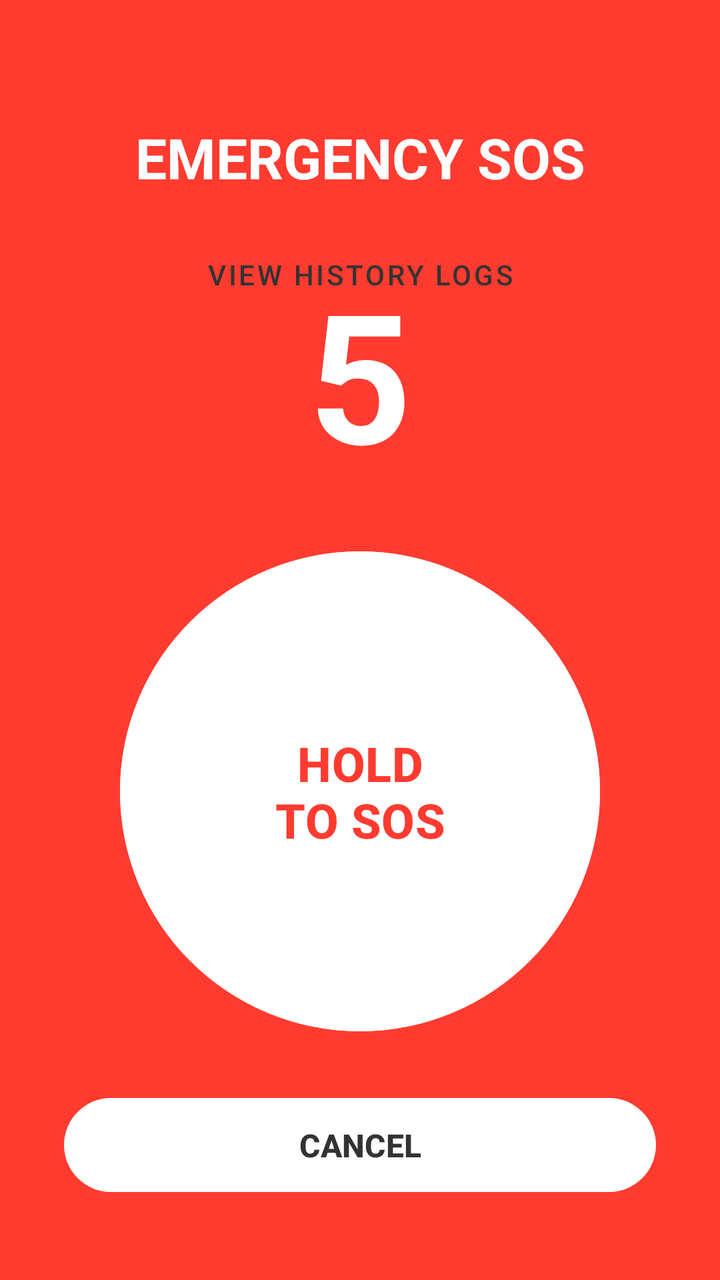
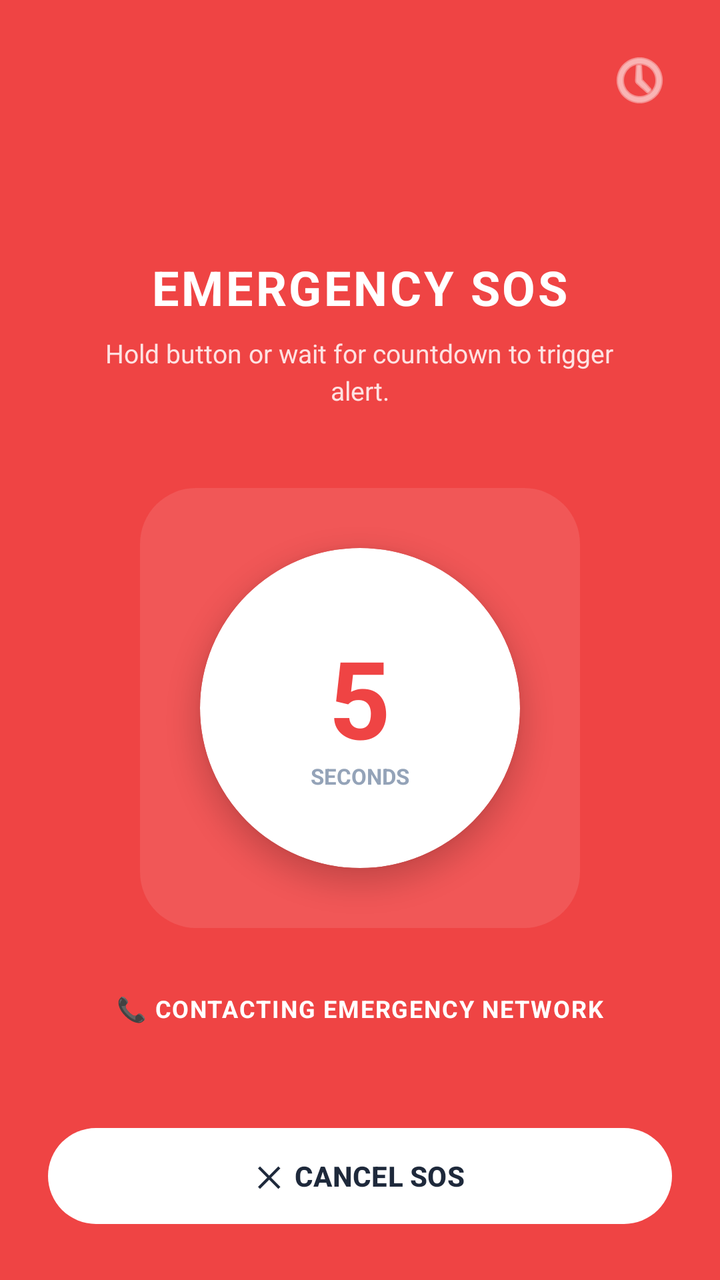

Screens rendered from an Android XML layout before and after an edit, with the pre-edit source and the edit as a unified diff.
<!-- AndroidManifest.xml: application theme Theme.SafeRoute -->
<!-- res/layout/fragment_sos.xml -->
<?xml version="1.0" encoding="utf-8"?>
<androidx.constraintlayout.widget.ConstraintLayout xmlns:android="http://schemas.android.com/apk/res/android"
    xmlns:app="http://schemas.android.com/apk/res-auto"
    xmlns:tools="http://tools.android.com/apk/res-auto"
    android:layout_width="match_parent"
    android:layout_height="match_parent"
    android:background="#FF3B30"> 

    <TextView
        android:id="@+id/tvSosTitle"
        android:layout_width="wrap_content"
        android:layout_height="wrap_content"
        android:layout_marginTop="60dp"
        android:text="EMERGENCY SOS"
        android:textColor="#FFFFFF"
        android:textSize="28sp"
        android:textStyle="bold"
        app:layout_constraintEnd_toEndOf="parent"
        app:layout_constraintStart_toStartOf="parent"
        app:layout_constraintTop_toTopOf="parent" />

    <TextView
        android:id="@+id/tvCountdown"
        android:layout_width="wrap_content"
        android:layout_height="wrap_content"
        android:text="5"
        android:textColor="#FFFFFF"
        android:textSize="90sp"
        android:textStyle="bold"
        app:layout_constraintBottom_toTopOf="@+id/btnSos"
        app:layout_constraintEnd_toEndOf="parent"
        app:layout_constraintStart_toStartOf="parent"
        app:layout_constraintTop_toBottomOf="@+id/tvSosTitle" />

    
    <com.google.android.material.button.MaterialButton
        android:id="@+id/btnSos"
        android:layout_width="240dp"
        android:layout_height="240dp"
        android:backgroundTint="#FFFFFF"
        android:text="HOLD\nTO SOS"
        android:textColor="#FF3B30"
        android:textSize="24sp"
        android:textStyle="bold"
        android:insetTop="0dp"
        android:insetBottom="0dp"
        app:cornerRadius="120dp"
        app:layout_constraintBottom_toTopOf="@+id/btnCancelSos"
        app:layout_constraintEnd_toEndOf="parent"
        app:layout_constraintStart_toStartOf="parent"
        app:layout_constraintTop_toBottomOf="@+id/tvCountdown" />

    <ProgressBar
        android:id="@+id/progressBar"
        android:layout_width="60dp"
        android:layout_height="60dp"
        android:visibility="gone"
        android:indeterminateTint="#FFFFFF"
        app:layout_constraintBottom_toBottomOf="@+id/btnSos"
        app:layout_constraintEnd_toEndOf="@+id/btnSos"
        app:layout_constraintStart_toStartOf="@+id/btnSos"
        app:layout_constraintTop_toTopOf="@+id/btnSos" />

    
    <com.google.android.material.button.MaterialButton
        android:id="@+id/btnCancelSos"
        android:layout_width="match_parent"
        android:layout_height="55dp"
        android:layout_marginHorizontal="32dp"
        android:layout_marginBottom="40dp"
        android:text="CANCEL"
        android:textColor="#333333"
        android:textSize="16sp"
        android:textStyle="bold"
        app:backgroundTint="#FFFFFF"
        app:cornerRadius="28dp"
        app:layout_constraintBottom_toBottomOf="parent"
        app:layout_constraintEnd_toEndOf="parent"
        app:layout_constraintStart_toStartOf="parent" />

    <com.google.android.material.button.MaterialButton
        android:id="@+id/btnOpenLogs"
        android:layout_width="wrap_content"
        android:layout_height="wrap_content"
        android:layout_marginTop="16dp"
        android:text="View History Logs"
        android:textColor="#333333"
        style="@style/Widget.MaterialComponents.Button.TextButton"
        app:layout_constraintEnd_toEndOf="parent"
        app:layout_constraintStart_toStartOf="parent"
        app:layout_constraintTop_toBottomOf="@+id/tvSosTitle" />

</androidx.constraintlayout.widget.ConstraintLayout>
<!-- resources referenced by this layout -->
<resources>
  <style name="Theme.SafeRoute" parent="Base.Theme.SafeRoute" />
  <style name="Base.Theme.SafeRoute" parent="Theme.Material3.DayNight.NoActionBar">
          
          
      </style>
</resources>

<!-- the commit's change to res/layout/fragment_sos.xml (unified diff, before → after) -->
@@ -1,93 +1,230 @@
 <?xml version="1.0" encoding="utf-8"?>
-<androidx.constraintlayout.widget.ConstraintLayout xmlns:android="http://schemas.android.com/apk/res/android"
+<RelativeLayout xmlns:android="http://schemas.android.com/apk/res/android"
     xmlns:app="http://schemas.android.com/apk/res-auto"
-    xmlns:tools="http://tools.android.com/apk/res-auto"
     android:layout_width="match_parent"
     android:layout_height="match_parent"
-    android:background="#FF3B30"> 
-
-    <TextView
-        android:id="@+id/tvSosTitle"
+    android:background="#EF4444">
+
+    <ImageView
+        android:id="@+id/btnOpenLogs"
+        android:layout_width="32dp"
+        android:layout_height="32dp"
+        android:layout_alignParentEnd="true"
+        android:layout_marginTop="24dp"
+        android:layout_marginEnd="24dp"
+        android:src="@android:drawable/ic_menu_recent_history"
+        app:tint="#FFFFFF"
+        android:elevation="5dp"/>
+
+    <LinearLayout
+        android:id="@+id/countdownContainer"
+        android:layout_width="match_parent"
+        android:layout_height="wrap_content"
+        android:orientation="vertical"
+        android:gravity="center_horizontal"
+        android:layout_centerInParent="true"
+        android:padding="24dp"
+        android:visibility="visible">
+        <TextView
         android:layout_width="wrap_content"
         android:layout_height="wrap_content"
-        android:layout_marginTop="60dp"
         android:text="EMERGENCY SOS"
+        android:textColor="#FFFFFF"
+        android:textSize="24sp"
+        android:textStyle="bold"
+        android:letterSpacing="0.05"/>
+
+        <TextView
+            android:layout_width="wrap_content"
+            android:layout_height="wrap_content"
+            android:text="Hold button or wait for countdown to trigger\nalert."
+            android:textColor="#FEE2E2"
+            android:textSize="13sp"
+            android:gravity="center"
+            android:layout_marginTop="8dp"
+            android:lineSpacingMultiplier="1.2"/>
+
+        <RelativeLayout
+            android:id="@+id/btnSos"
+            android:layout_width="220dp"
+            android:layout_height="220dp"
+            android:layout_marginTop="40dp"
+            android:background="@android:drawable/toast_frame"
+            android:backgroundTint="#1AFFFFFF">
+
+            <com.google.android.material.card.MaterialCardView
+                android:layout_width="160dp"
+                android:layout_height="160dp"
+                android:layout_centerInParent="true"
+                app:cardCornerRadius="80dp"
+                app:cardBackgroundColor="#FFFFFF"
+                app:strokeWidth="0dp"
+                app:cardElevation="8dp">
+
+                <LinearLayout
+                    android:layout_width="match_parent"
+                    android:layout_height="match_parent"
+                    android:orientation="vertical"
+                    android:gravity="center">
+
+                    <TextView
+                        android:id="@+id/tvCountdown"
+                        android:layout_width="wrap_content"
+                        android:layout_height="wrap_content"
+                        android:text="5"
+                        android:textColor="#EF4444"
+                        android:textSize="54sp"
+                        android:textStyle="bold"/>
+
+                    <TextView
+                        android:layout_width="wrap_content"
+                        android:layout_height="wrap_content"
+                        android:text="SECONDS"
+                        android:textColor="#94A3B8"
+                        android:textSize="11sp"
+                        android:textStyle="bold"
+                        android:layout_marginTop="-4dp"/>
+                </LinearLayout>
+            </com.google.android.material.card.MaterialCardView>
+        </RelativeLayout>
+
+        <TextView
+            android:layout_width="wrap_content"
+            android:layout_height="wrap_content"
+            android:text="📞 CONTACTING EMERGENCY NETWORK"
+            android:textColor="#FFFFFF"
+            android:textSize="12sp"
+            android:textStyle="bold"
+            android:layout_marginTop="32dp"
+            android:letterSpacing="0.05"/>
+    </LinearLayout>
+
+    <LinearLayout
+        android:id="@+id/outputContainer"
+        android:layout_width="match_parent"
+        android:layout_height="match_parent"
+        android:orientation="vertical"
+        android:gravity="center_horizontal"
+        android:padding="24dp"
+        android:background="#B91C1C"
+        android:visibility="gone"> <TextView
+        android:layout_width="wrap_content"
+        android:layout_height="wrap_content"
+        android:layout_marginTop="40dp"
+        android:text="EMERGENCY\nACTIVE"
         android:textColor="#FFFFFF"
         android:textSize="28sp"
         android:textStyle="bold"
-        app:layout_constraintEnd_toEndOf="parent"
-        app:layout_constraintStart_toStartOf="parent"
-        app:layout_constraintTop_toTopOf="parent" />
-
-    <TextView
-        android:id="@+id/tvCountdown"
-        android:layout_width="wrap_content"
-        android:layout_height="wrap_content"
-        android:text="5"
-        android:textColor="#FFFFFF"
-        android:textSize="90sp"
-        android:textStyle="bold"
-        app:layout_constraintBottom_toTopOf="@+id/btnSos"
-        app:layout_constraintEnd_toEndOf="parent"
-        app:layout_constraintStart_toStartOf="parent"
-        app:layout_constraintTop_toBottomOf="@+id/tvSosTitle" />
-
-    
-    <com.google.android.material.button.MaterialButton
-        android:id="@+id/btnSos"
-        android:layout_width="240dp"
-        android:layout_height="240dp"
-        android:backgroundTint="#FFFFFF"
-        android:text="HOLD\nTO SOS"
-        android:textColor="#FF3B30"
-        android:textSize="24sp"
-        android:textStyle="bold"
-        android:insetTop="0dp"
-        android:insetBottom="0dp"
-        app:cornerRadius="120dp"
-        app:layout_constraintBottom_toTopOf="@+id/btnCancelSos"
-        app:layout_constraintEnd_toEndOf="parent"
-        app:layout_constraintStart_toStartOf="parent"
-        app:layout_constraintTop_toBottomOf="@+id/tvCountdown" />
+        android:gravity="center"
+        android:letterSpacing="0.05"/>
+
+        <TextView
+            android:layout_width="wrap_content"
+            android:layout_height="wrap_content"
+            android:text="Emergency contacts and services are being\nnotified."
+            android:textColor="#FEE2E2"
+            android:textSize="13sp"
+            android:gravity="center"
+            android:layout_marginTop="8dp"/>
+
+        <com.google.android.material.card.MaterialCardView
+            android:layout_width="140dp"
+            android:layout_height="140dp"
+            android:layout_marginTop="40dp"
+            app:cardCornerRadius="70dp"
+            app:cardBackgroundColor="#FFFFFF"
+            app:strokeWidth="0dp"
+            app:cardElevation="6dp">
+            <TextView
+                android:layout_width="wrap_content"
+                android:layout_height="wrap_content"
+                android:text="C"
+                android:textColor="#B91C1C"
+                android:textSize="48sp"
+                android:layout_gravity="center"/>
+        </com.google.android.material.card.MaterialCardView>
+
+        <TextView
+            android:layout_width="wrap_content"
+            android:layout_height="wrap_content"
+            android:text="Sending emergency alert..."
+            android:textColor="#FFFFFF"
+            android:textSize="14sp"
+            android:textStyle="bold"
+            android:layout_marginTop="48dp"/>
+
+        <com.google.android.material.card.MaterialCardView
+            android:layout_width="match_parent"
+            android:layout_height="48dp"
+            android:layout_marginTop="16dp"
+            app:cardCornerRadius="12dp"
+            app:cardBackgroundColor="#1AFFFFFF"
+            app:strokeWidth="0dp">
+            <TextView
+                android:layout_width="wrap_content"
+                android:layout_height="wrap_content"
+                android:text="📂 Saved to Local Secure DB"
+                android:textColor="#FFFFFF"
+                android:textSize="13sp"
+                android:layout_gravity="center_vertical"
+                android:layout_marginStart="16dp"/>
+        </com.google.android.material.card.MaterialCardView>
+
+        <com.google.android.material.card.MaterialCardView
+            android:layout_width="match_parent"
+            android:layout_height="48dp"
+            android:layout_marginTop="8dp"
+            app:cardCornerRadius="12dp"
+            app:cardBackgroundColor="#1AFFFFFF"
+            app:strokeWidth="0dp">
+            <TextView
+                android:layout_width="wrap_content"
+                android:layout_height="wrap_content"
+                android:text="☁️ Synced with Firebase Cloud"
+                android:textColor="#FFFFFF"
+                android:textSize="13sp"
+                android:layout_gravity="center_vertical"
+                android:layout_marginStart="16dp"/>
+        </com.google.android.material.card.MaterialCardView>
+
+        <View
+            android:layout_width="match_parent"
+            android:layout_height="0dp"
+            android:layout_weight="1"/>
+
+        <TextView
+            android:layout_width="wrap_content"
+            android:layout_height="wrap_content"
+            android:text="SECURE ENCRYPTION ACTIVE • SAFEROUTE V2.4"
+            android:textColor="#FCA5A5"
+            android:textSize="10sp"
+            android:textStyle="bold"
+            android:layout_marginBottom="12dp"
+            android:letterSpacing="0.05"/>
+    </LinearLayout>
 
     <ProgressBar
         android:id="@+id/progressBar"
-        android:layout_width="60dp"
-        android:layout_height="60dp"
-        android:visibility="gone"
+        android:layout_width="32dp"
+        android:layout_height="32dp"
+        android:layout_above="@id/btnCancelSos"
+        android:layout_centerHorizontal="true"
+        android:layout_marginBottom="16dp"
         android:indeterminateTint="#FFFFFF"
-        app:layout_constraintBottom_toBottomOf="@+id/btnSos"
-        app:layout_constraintEnd_toEndOf="@+id/btnSos"
-        app:layout_constraintStart_toStartOf="@+id/btnSos"
-        app:layout_constraintTop_toTopOf="@+id/btnSos" />
-
-    
+        android:visibility="gone"/>
+
     <com.google.android.material.button.MaterialButton
         android:id="@+id/btnCancelSos"
         android:layout_width="match_parent"
-        android:layout_height="55dp"
-        android:layout_marginHorizontal="32dp"
-        android:layout_marginBottom="40dp"
-        android:text="CANCEL"
-        android:textColor="#333333"
-        android:textSize="16sp"
+        android:layout_height="56dp"
+        android:layout_alignParentBottom="true"
+        android:layout_margin="24dp"
+        android:text="✕  CANCEL SOS"
+        android:textColor="#1E293B"
+        android:textSize="14sp"
         android:textStyle="bold"
         app:backgroundTint="#FFFFFF"
         app:cornerRadius="28dp"
-        app:layout_constraintBottom_toBottomOf="parent"
-        app:layout_constraintEnd_toEndOf="parent"
-        app:layout_constraintStart_toStartOf="parent" />
-
-    <com.google.android.material.button.MaterialButton
-        android:id="@+id/btnOpenLogs"
-        android:layout_width="wrap_content"
-        android:layout_height="wrap_content"
-        android:layout_marginTop="16dp"
-        android:text="View History Logs"
-        android:textColor="#333333"
-        style="@style/Widget.MaterialComponents.Button.TextButton"
-        app:layout_constraintEnd_toEndOf="parent"
-        app:layout_constraintStart_toStartOf="parent"
-        app:layout_constraintTop_toBottomOf="@+id/tvSosTitle" />
-
-</androidx.constraintlayout.widget.ConstraintLayout>
+        android:visibility="visible"/>
+
+</RelativeLayout>
